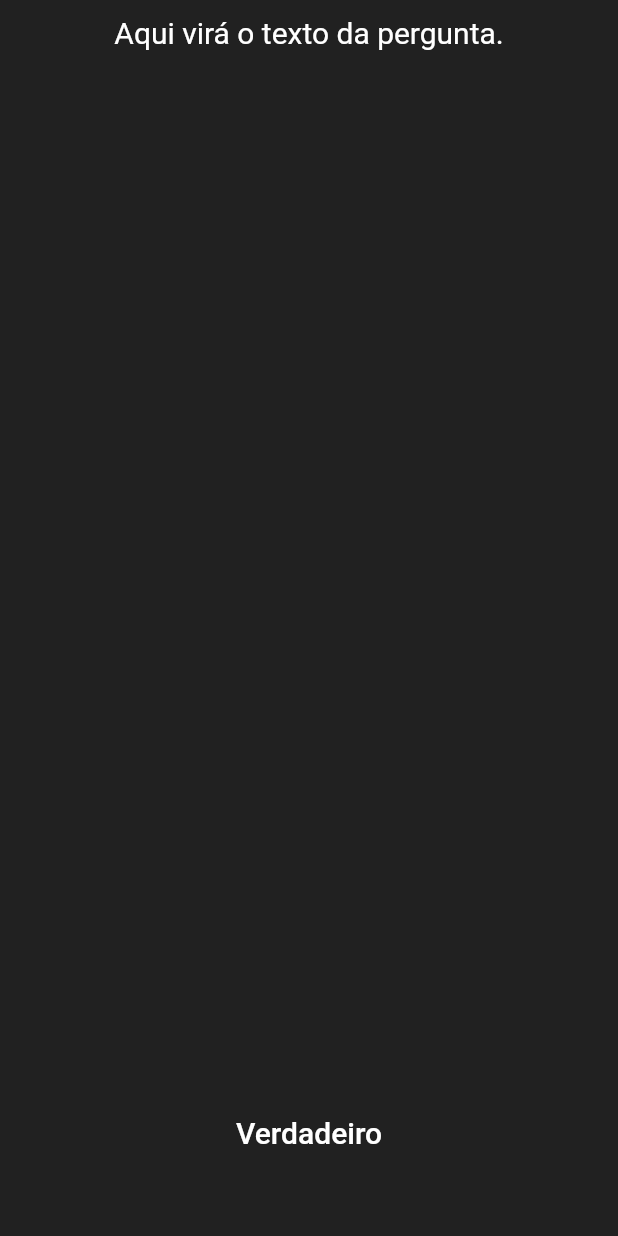
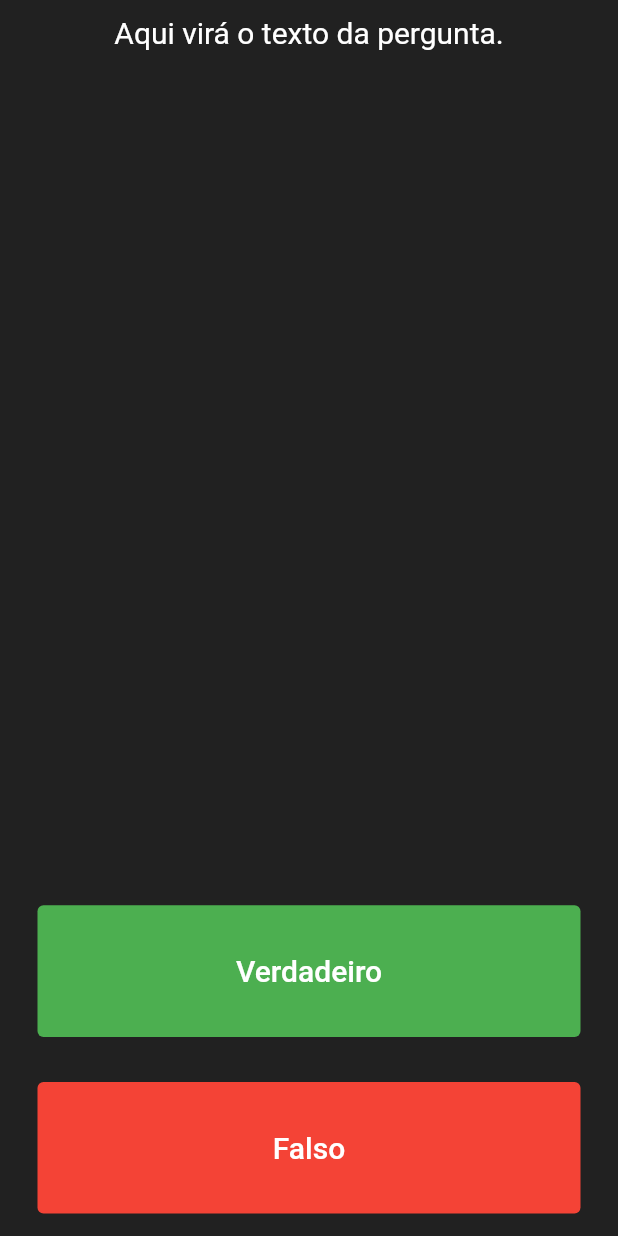
Before and after one commit to wilsonmarutti/new_quiz_flutter, a Flutter app: the screen it shows after launch, on a phone screen of 412 x 824 dp. Run offline on Flutter 3.47's test engine with Material 2 defaults, Android fonts, the phone set to English and light mode, and no system bars.

Commit message:
Incluir botões verdadeiro e falso

```diff
--- a/lib/main.dart
+++ b/lib/main.dart
@@ -55,6 +55,9 @@ class _QuizPageState extends State<QuizPage> {
           child: Padding(
             padding: EdgeInsets.all(15.0),
             child: TextButton(
+              style: TextButton.styleFrom(
+                backgroundColor: Colors.green,
+              ),
               child: Text(
                 'Verdadeiro',
                 style: TextStyle(
@@ -68,6 +71,26 @@ class _QuizPageState extends State<QuizPage> {
             ),
           ),
         ),
+        Expanded(
+          child: Padding(
+            padding: EdgeInsets.all(15.0),
+            child: TextButton(
+              style: TextButton.styleFrom(
+                backgroundColor: Colors.red,
+              ),
+              child: Text(
+                'Falso',
+                style: TextStyle(
+                  color: Colors.white,
+                  fontSize: 20.0,
+                ),
+              ),
+              onPressed: () {
+                print('Falso foi pressionado.');
+              },
+            ),
+          ),
+        ),
       ],
     );
   }
```
